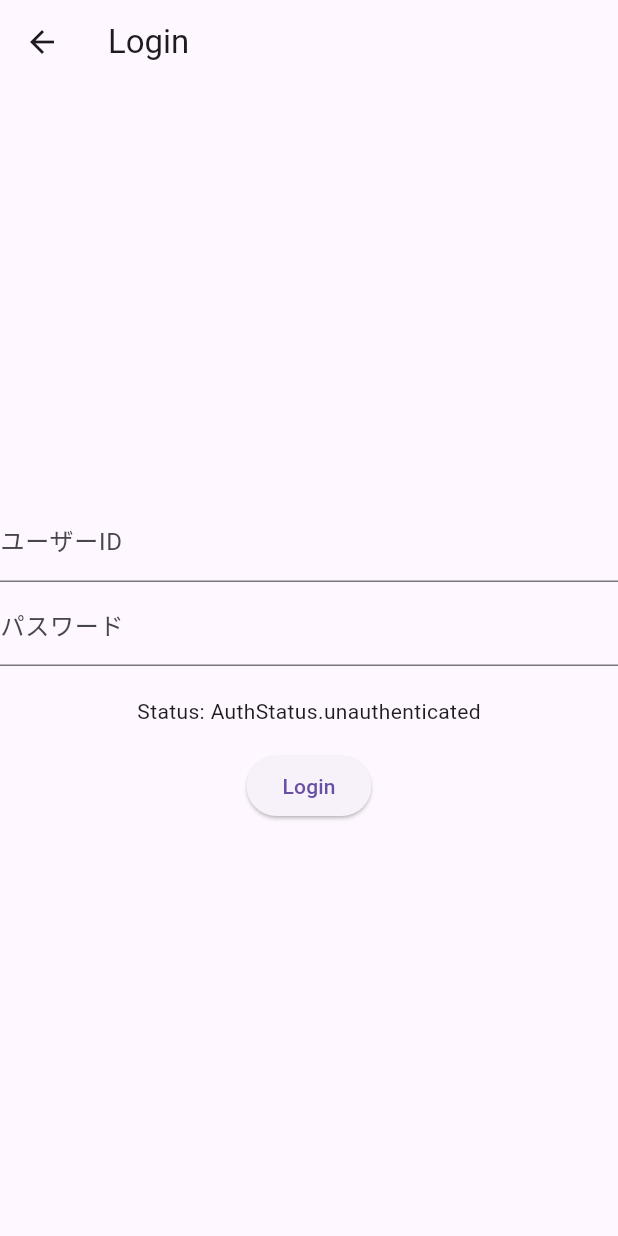
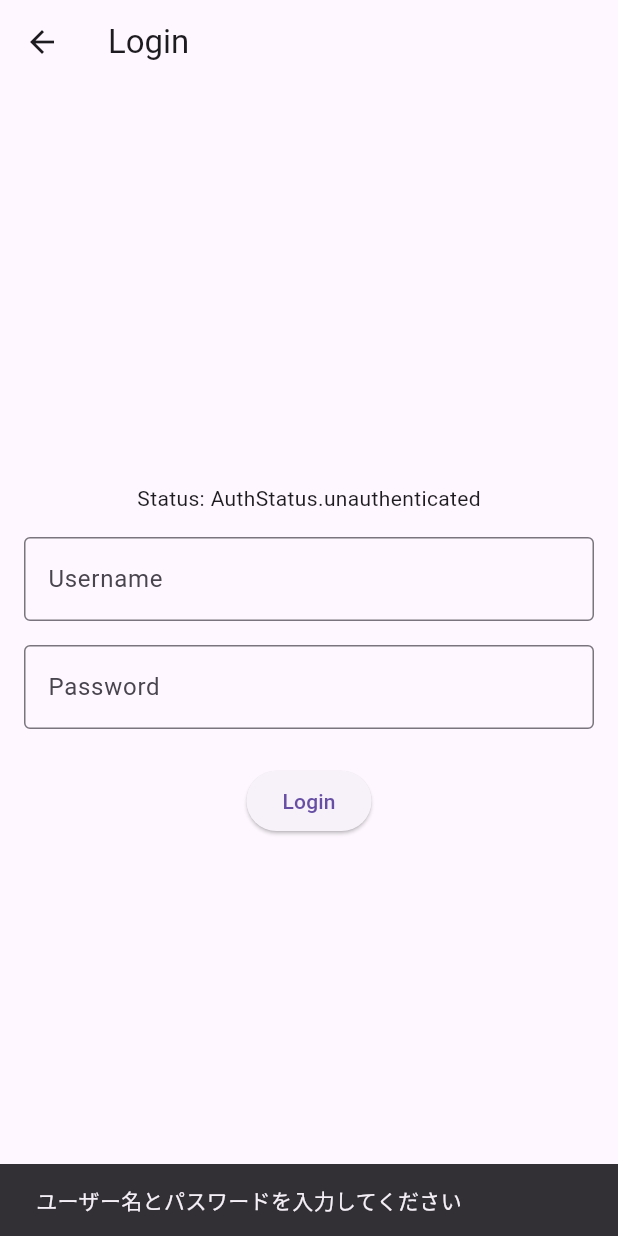
Before and after one commit to GalleyLa/sfa2photo, a Flutter app: the HomeScreen screen opened directly, after a tap on "Logout", after a tap on "Login", on a phone screen of 412 x 824 dp. Run offline on Flutter 3.47's test engine with Material 3 defaults, Android fonts, the phone set to English and light mode, and no system bars; our stand-ins replace cookie_jar, dio, dio_cookie_manager, flutter_dotenv, flutter_riverpod, flutter_secure_storage; accounts and stored records are empty.

Commit message:
ログインエラーを表示

```diff
--- a/lib/presentation/provider/auth_provider.dart
+++ b/lib/presentation/provider/auth_provider.dart
@@ -1,45 +1,48 @@
-// lib/presentation/provider/auth_provider.dart
 import 'package:flutter_riverpod/flutter_riverpod.dart';
-// import '../../application/usecases/auth_usecase.dart';
+import '../../application/usecases/auth_usecase.dart';
 import '../../domain/entity/auth_entity.dart';
 import '../state/auth_state.dart';
 import '../../di/providers.dart';
 
-/// 認証状態
-final authStatusProvider = StateProvider<AuthStatus>(
-  (ref) => AuthStatus.initial,
-);
+/*
+本来は AuthRepository で例外を投げる → AuthUseCase で処理 → AuthNotifier で AuthError に変換、
+という流れが自然ですが、今回は簡略化してます。
+*/
 
-/// ログイン後の AuthEntity を保持
-final authEntityProvider = StateProvider<AuthEntity?>((ref) => null);
+class AuthNotifier extends StateNotifier<AuthState> {
+  final AuthUseCase _useCase;
 
-/// AuthController Provider
-final authControllerProvider = Provider((ref) {
-  final useCase = ref.watch(authUseCaseProvider);
-  final authStatus = ref.read(authStatusProvider.notifier);
-  final authEntity = ref.read(authEntityProvider.notifier);
+  AuthNotifier(this._useCase) : super(AuthState.initial());
 
-  /// コントローラ関数
-  return (String username, String password) async {
+  /// ログイン処理
+  Future<void> login(String username, String password) async {
+    // ローディング開始
+    state = state.copyWith(status: AuthStatus.loading, errorMessage: null);
+
     final entity = AuthEntity(username: username, password: password);
-    final result = await useCase.execute(entity);
+    final result = await _useCase.execute(entity);
 
     if (result != null) {
-      authEntity.state = result;
-      authStatus.state = AuthStatus.authenticated;
+      state = state.copyWith(status: AuthStatus.authenticated, user: result);
     } else {
-      authEntity.state = null;
-      authStatus.state = AuthStatus.unauthenticated;
+      state = state.copyWith(
+        status: AuthStatus.unauthenticated,
+        user: null,
+        errorMessage: "ユーザー名またはパスワードが間違っています",
+      );
     }
-  };
+  }
+
+  /// ログアウト処理
+  void logout() {
+    state = AuthState.initial().copyWith(status: AuthStatus.unauthenticated);
+  }
+}
+
+/// AuthNotifier を提供する Provider
+final authNotifierProvider = StateNotifierProvider<AuthNotifier, AuthState>((
+  ref,
+) {
+  final useCase = ref.watch(authUseCaseProvider);
+  return AuthNotifier(useCase);
 });
-
-final logoutProvider = Provider((ref) {
-  final authStatus = ref.read(authStatusProvider.notifier);
-  final authEntity = ref.read(authEntityProvider.notifier);
-
-  return () {
-    authEntity.state = null;
-    authStatus.state = AuthStatus.unauthenticated;
-  };
-});
--- a/lib/presentation/screens/home_screen.dart
+++ b/lib/presentation/screens/home_screen.dart
@@ -1,7 +1,6 @@
 import 'package:flutter/material.dart';
 import 'package:flutter_riverpod/flutter_riverpod.dart';
 import '../provider/auth_provider.dart';
-import '../state/auth_state.dart'; // Ensure this file defines AuthStatus
 import 'login_screen.dart';
 
 class HomeScreen extends ConsumerWidget {
@@ -9,8 +8,7 @@ class HomeScreen extends ConsumerWidget {
 
   @override
   Widget build(BuildContext context, WidgetRef ref) {
-    final authEntity = ref.watch(authEntityProvider);
-    final authStatus = ref.watch(authStatusProvider);
+    final authState = ref.watch(authNotifierProvider);
 
     return Scaffold(
       appBar: AppBar(title: const Text("Home")),
@@ -18,16 +16,13 @@ class HomeScreen extends ConsumerWidget {
         child: Column(
           mainAxisAlignment: MainAxisAlignment.center,
           children: [
-            Text("Hello, ${authEntity?.username ?? 'Guest'}"),
+            Text("Hello, ${authState.user?.username ?? 'Guest'}"),
             const SizedBox(height: 16),
-            Text("Status: $authStatus"),
+            Text("Status: ${authState.status}"),
             const SizedBox(height: 16),
             ElevatedButton(
               onPressed: () {
-                ref.read(authEntityProvider.notifier).state = null;
-                ref.read(authStatusProvider.notifier).state =
-                    AuthStatus.unauthenticated;
-                //Navigator.pop(context);
+                ref.read(authNotifierProvider.notifier).logout();
                 Navigator.pushReplacement(
                   context,
                   MaterialPageRoute(builder: (_) => const LoginScreen()),
--- a/lib/presentation/screens/login_screen.dart
+++ b/lib/presentation/screens/login_screen.dart
@@ -2,24 +2,36 @@ import 'package:flutter/material.dart';
 import 'package:flutter_riverpod/flutter_riverpod.dart';
 import '../provider/auth_provider.dart';
 import 'home_screen.dart';
-import '../state/auth_state.dart'; // Ensure this file defines AuthStatus
+import '../state/auth_state.dart';
 
-class LoginScreen extends ConsumerWidget {
+// If AuthStatus is defined in auth_provider.dart, ensure it is exported there.
+// Otherwise, define it here or import from the correct file.
+
+class LoginScreen extends ConsumerStatefulWidget {
   const LoginScreen({super.key});
 
   @override
-  Widget build(BuildContext context, WidgetRef ref) {
-    final authStatus = ref.watch(authStatusProvider);
-    final authController = ref.read(authControllerProvider);
+  ConsumerState<LoginScreen> createState() => _LoginScreenState();
+}
 
-    // final authStatus = ref.watch(authStatusProvider);
+class _LoginScreenState extends ConsumerState<LoginScreen> {
+  final _usernameController = TextEditingController();
+  final _passwordController = TextEditingController();
 
-    // final login = ref.read(authControllerProvider);
-    final _userController = TextEditingController();
-    final _passController = TextEditingController();
+  @override
+  void dispose() {
+    _usernameController.dispose();
+    _passwordController.dispose();
+    super.dispose();
+  }
 
-    ref.listen(authStatusProvider, (previous, next) {
-      if (next == AuthStatus.authenticated) {
+  @override
+  Widget build(BuildContext context) {
+    final authState = ref.watch(authNotifierProvider);
+
+    // 認証成功で遷移
+    ref.listen(authNotifierProvider, (previous, next) {
+      if (next.status == AuthStatus.authenticated) {
         Navigator.pushReplacement(
           context,
           MaterialPageRoute(builder: (_) => const HomeScreen()),
@@ -29,32 +41,64 @@ class LoginScreen extends ConsumerWidget {
 
     return Scaffold(
       appBar: AppBar(title: const Text("Login")),
-      body: Center(
+      body: Padding(
+        padding: const EdgeInsets.all(16),
         child: Column(
           mainAxisAlignment: MainAxisAlignment.center,
           children: [
+            Text("Status: ${authState.status}"),
+            const SizedBox(height: 16),
+            if (authState.errorMessage != null) ...[
+              Text(
+                authState.errorMessage!,
+                style: const TextStyle(color: Colors.red),
+              ),
+              const SizedBox(height: 16),
+            ],
+            // ユーザー名入力欄
             TextField(
-              controller: _userController,
-              decoration: const InputDecoration(labelText: "ユーザーID"),
+              controller: _usernameController,
+              decoration: const InputDecoration(
+                labelText: "Username",
+                border: OutlineInputBorder(),
               ),
+            ),
+            const SizedBox(height: 16),
+
+            // パスワード入力欄
             TextField(
-              controller: _passController,
-              decoration: const InputDecoration(labelText: "パスワード"),
+              controller: _passwordController,
               obscureText: true,
+              decoration: const InputDecoration(
+                labelText: "Password",
+                border: OutlineInputBorder(),
               ),
-            const SizedBox(height: 20),
+            ),
+            const SizedBox(height: 24),
 
-            Text("Status: $authStatus"),
-            const SizedBox(height: 16),
+            if (authState.status == AuthStatus.loading) ...[
+              const CircularProgressIndicator(),
+            ] else ...[
+              // ログインボタン
               ElevatedButton(
                 onPressed: () async {
-                await authController(
-                  _userController.text,
-                  _passController.text,
+                  final username = _usernameController.text.trim();
+                  final password = _passwordController.text.trim();
+
+                  if (username.isEmpty || password.isEmpty) {
+                    ScaffoldMessenger.of(context).showSnackBar(
+                      const SnackBar(content: Text("ユーザー名とパスワードを入力してください")),
                     );
+                    return;
+                  }
+
+                  await ref
+                      .read(authNotifierProvider.notifier)
+                      .login(username, password);
                 },
                 child: const Text("Login"),
               ),
+            ],
           ],
         ),
       ),
--- a/lib/presentation/state/auth_state.dart
+++ b/lib/presentation/state/auth_state.dart
@@ -1 +1,27 @@
-enum AuthStatus { initial, authenticated, unauthenticated }
+import '../../domain/entity/auth_entity.dart';
+
+enum AuthStatus { initial, loading, authenticated, unauthenticated }
+
+enum AuthError { invalidCredentials, networkError, unknown }
+
+class AuthState {
+  final AuthStatus status;
+  final AuthEntity? user;
+  final String? errorMessage; // 追加！
+
+  const AuthState({required this.status, this.user, this.errorMessage});
+
+  factory AuthState.initial() => const AuthState(status: AuthStatus.initial);
+
+  AuthState copyWith({
+    AuthStatus? status,
+    AuthEntity? user,
+    String? errorMessage,
+  }) {
+    return AuthState(
+      status: status ?? this.status,
+      user: user ?? this.user,
+      errorMessage: errorMessage, // null を渡せばリセットされる
+    );
+  }
+}
```
Lines whose indentation alone changed are shown as unchanged.
